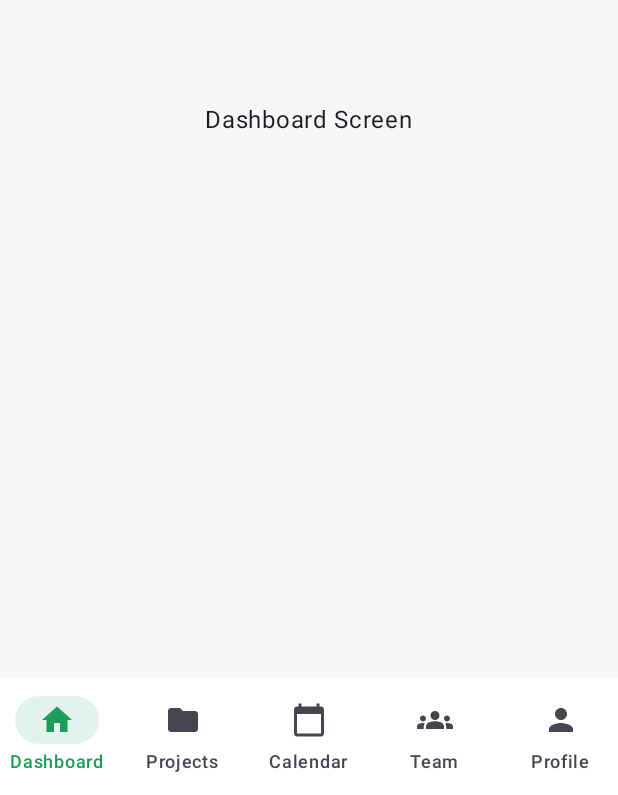
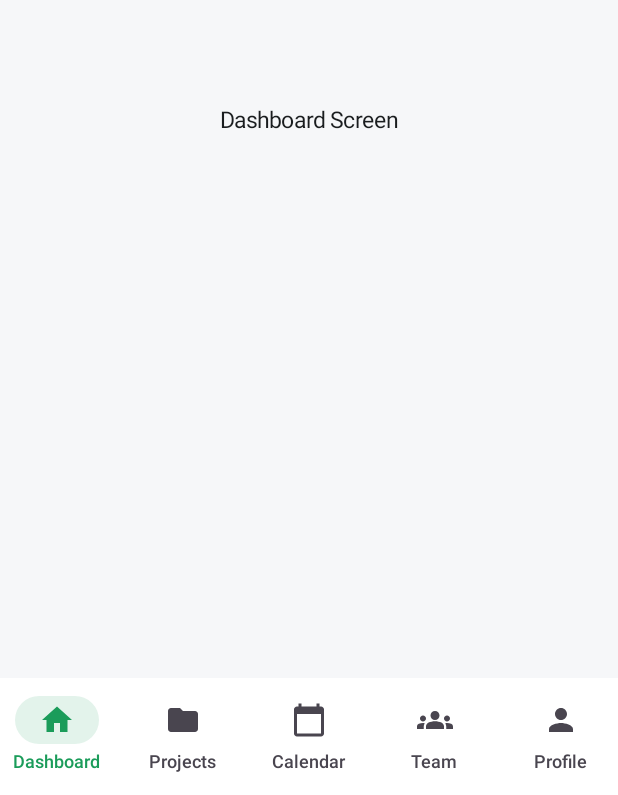
Before and after one commit to 3bs622006-droid/Team-mate, an Android app built with Jetpack Compose: the screen it shows after launch (MainActivity), on a phone screen of 412 x 824 dp. Shown: the part 438-1233 px from the top of the screen. Run offline under Robolectric (Android 15) with nearby library versions, the phone set to English and light mode, and no system bars.

Commit message:
Configure standard app typography styles

```diff
--- a/app/src/main/java/com/example/teammate/ui/theme/Type.kt
+++ b/app/src/main/java/com/example/teammate/ui/theme/Type.kt
@@ -6,29 +6,53 @@ import androidx.compose.ui.text.font.FontFamily
 import androidx.compose.ui.text.font.FontWeight
 import androidx.compose.ui.unit.sp
 
-// Set of Material typography styles to start with
 val Typography = Typography(
+    // لعناوين الشاشات الكبيرة (زي Dashboard, Projects)
+    headlineMedium = TextStyle(
+        fontFamily = FontFamily.Default,
+        fontWeight = FontWeight.Bold,
+        fontSize = 24.sp,
+        lineHeight = 32.sp
+    ),
+    // لعناوين الكروت والأقسام
+    titleLarge = TextStyle(
+        fontFamily = FontFamily.Default,
+        fontWeight = FontWeight.SemiBold,
+        fontSize = 18.sp,
+        lineHeight = 24.sp
+    ),
+    // للعناوين الفرعية جوه الكروت
+    titleMedium = TextStyle(
+        fontFamily = FontFamily.Default,
+        fontWeight = FontWeight.Medium,
+        fontSize = 16.sp,
+        lineHeight = 22.sp
+    ),
+    // للنصوص الأساسية
     bodyLarge = TextStyle(
         fontFamily = FontFamily.Default,
         fontWeight = FontWeight.Normal,
-        fontSize = 16.sp,
-        lineHeight = 24.sp,
-        letterSpacing = 0.5.sp
-    )
-    /* Other default text styles to override
-    titleLarge = TextStyle(
+        fontSize = 15.sp,
+        lineHeight = 22.sp
+    ),
+    // للنصوص الوصفية الصغيرة
+    bodyMedium = TextStyle(
         fontFamily = FontFamily.Default,
         fontWeight = FontWeight.Normal,
-        fontSize = 22.sp,
-        lineHeight = 28.sp,
-        letterSpacing = 0.sp
+        fontSize = 13.sp,
+        lineHeight = 18.sp
+    ),
+    // للأزرار والـ Badges والـ Bottom Bar
+    labelMedium = TextStyle(
+        fontFamily = FontFamily.Default,
+        fontWeight = FontWeight.Medium,
+        fontSize = 12.sp,
+        lineHeight = 16.sp
     ),
     labelSmall = TextStyle(
         fontFamily = FontFamily.Default,
         fontWeight = FontWeight.Medium,
         fontSize = 11.sp,
-        lineHeight = 16.sp,
-        letterSpacing = 0.5.sp
+        lineHeight = 14.sp
     )
-    */
 )
```
